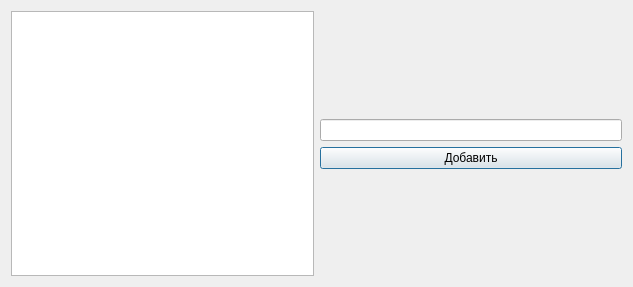
Above: Resources/state_page.ui from AntZot/GamedevDB before the change. Below: the same form after it.
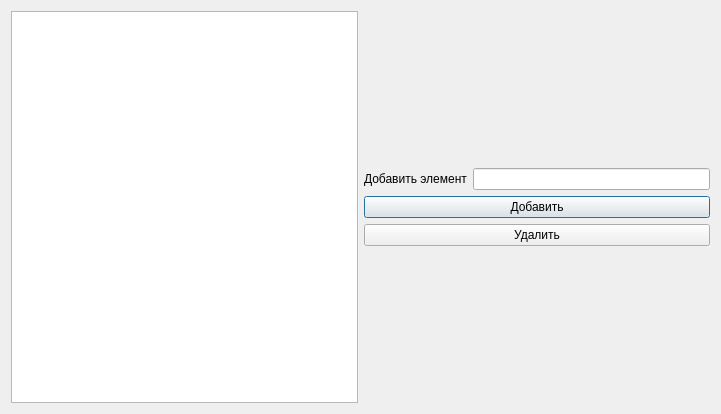
That is the form after the change.

Commit message: Added sortMenu, delete & edit button

```diff
--- a/Resources/state_page.ui
+++ b/Resources/state_page.ui
@@ -6,8 +6,8 @@
    <rect>
     <x>0</x>
     <y>0</y>
-    <width>633</width>
-    <height>287</height>
+    <width>721</width>
+    <height>414</height>
    </rect>
   </property>
   <property name="windowTitle">
@@ -33,7 +33,18 @@
       </spacer>
      </item>
      <item>
-      <widget class="QLineEdit" name="lineEdit"/>
+      <layout class="QGridLayout" name="gridLayout">
+       <item row="0" column="0">
+        <widget class="QLabel" name="label">
+         <property name="text">
+          <string>Добавить элемент</string>
+         </property>
+        </widget>
+       </item>
+       <item row="0" column="1">
+        <widget class="QLineEdit" name="lineEdit"/>
+       </item>
+      </layout>
      </item>
      <item>
       <widget class="QPushButton" name="pushButton">
@@ -42,6 +53,13 @@
        </property>
       </widget>
      </item>
+     <item>
+      <widget class="QPushButton" name="pushButton_2">
+       <property name="text">
+        <string>Удалить</string>
+       </property>
+      </widget>
+     </item>
      <item>
       <spacer name="verticalSpacer_2">
        <property name="orientation">
```
The commit also changes 10 other files.
